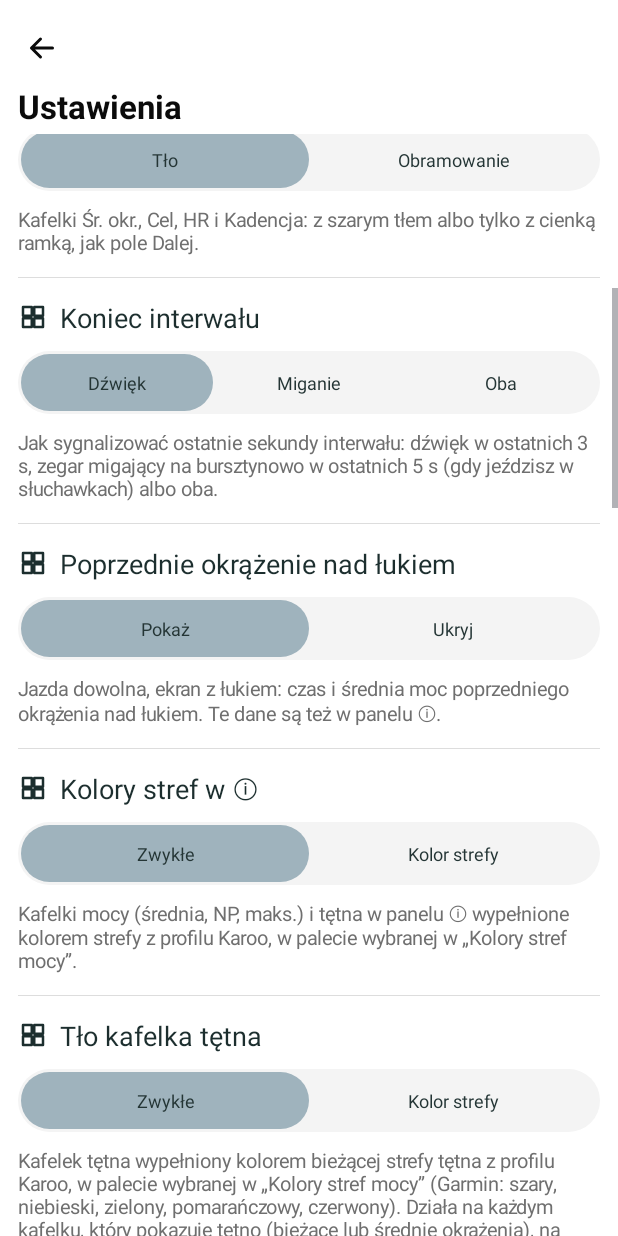
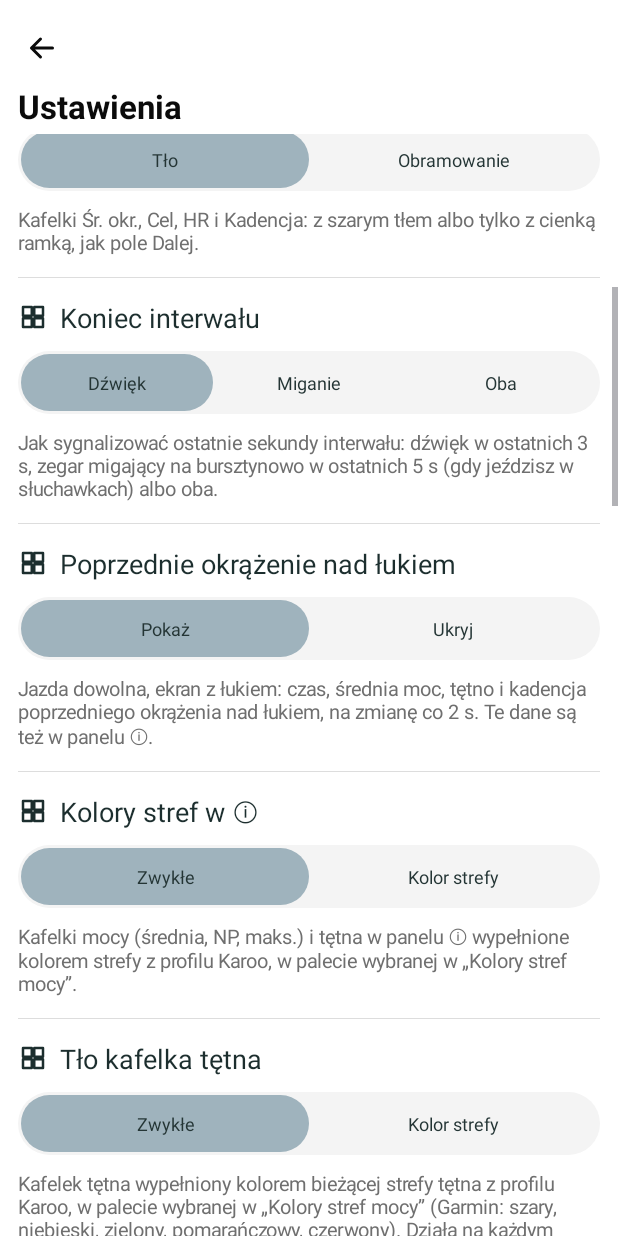
Before and after one commit to lukaszzsch/karoo-interval-stride, an Android app: the SettingsActivity screen opened directly, with no data from a screen before it, scrolled down 514 dp, on a phone screen of 412 x 824 dp. Run offline under Robolectric (Android 15) with nearby library versions, the phone set to English and light mode, and no system bars; our stand-ins replace Timber.

Commit message:
Free ride gauge: last lap's time, power, HR and cadence take turns
"Poprz. okr. 11:01 · 178 W" wrapped onto two lines. "Poprz. okr." now
stays and one value shows beside it at a time, changing every 2 s.

Co-Authored-By: Claude Opus 5.5 <noreply@anthropic.com>
Claude-Session: https://claude.ai/code/session_01AFaCs1PaoMjoeyFWoY6QzQ

```diff
--- a/app/src/main/kotlin/com/daviddokakis/karoointerval/ScreenState.kt
+++ b/app/src/main/kotlin/com/daviddokakis/karoointerval/ScreenState.kt
@@ -34,6 +34,8 @@ data class ScreenState(
     /** Karoo's average heart rate this lap, and in the last lap (free ride). */
     val lapHrAvg: Int? = null,
     val lastLapHrAvg: Int? = null,
+    /** The last lap's average cadence (Karoo). */
+    val lastLapCadence: Int? = null,
     /** Heart rate drift (Pw:HR, %) so far: of the workout, and of the whole ride (free ride); null under 20 min. */
     val workoutDriftPct: Double? = null,
     val rideDriftPct: Double? = null,
--- a/app/src/main/kotlin/com/daviddokakis/karoointerval/WorkoutSession.kt
+++ b/app/src/main/kotlin/com/daviddokakis/karoointerval/WorkoutSession.kt
@@ -211,6 +211,7 @@ class WorkoutSession(
         collectInt(DataType.Type.AVERAGE_POWER_LAST_LAP) { v -> _state.update { it.copy(lastLapPowerAvg = v) } }
         collectInt(DataType.Type.AVERAGE_LAP_HR) { v -> _state.update { it.copy(lapHrAvg = v) } }
         collectInt(DataType.Type.AVERAGE_HR_LAST_LAP) { v -> _state.update { it.copy(lastLapHrAvg = v) } }
+        collectInt(DataType.Type.AVERAGE_CADENCE_LAST_LAP) { v -> _state.update { it.copy(lastLapCadence = v) } }
         // Cadence, smoothed as chosen in Settings (instant by default, like Karoo's Cadence field).
         scope.launch {
             store.cadenceSmoothing.collectLatest { smoothing ->
--- a/app/src/main/res/values/strings.xml
+++ b/app/src/main/res/values/strings.xml
@@ -138,7 +138,7 @@
     <string name="free_last_lap">Poprzednie okrążenie nad łukiem</string>
     <string name="free_last_lap_on">Pokaż</string>
     <string name="free_last_lap_off">Ukryj</string>
-    <string name="free_last_lap_help">Jazda dowolna, ekran z łukiem: czas i średnia moc poprzedniego okrążenia nad łukiem. Te dane są też w panelu ⓘ.</string>
+    <string name="free_last_lap_help">Jazda dowolna, ekran z łukiem: czas, średnia moc, tętno i kadencja poprzedniego okrążenia nad łukiem, na zmianę co 2 s. Te dane są też w panelu ⓘ.</string>
     <string name="last_lap_value">%1$s · %2$d W</string>
     <string name="lap_hr">HR okr.</string>
     <string name="drift">Pw:HR</string>
```
Also changed, not shown: app/src/main/kotlin/com/daviddokakis/karoointerval/ScreenRenderer.kt (+14 -6 lines).
